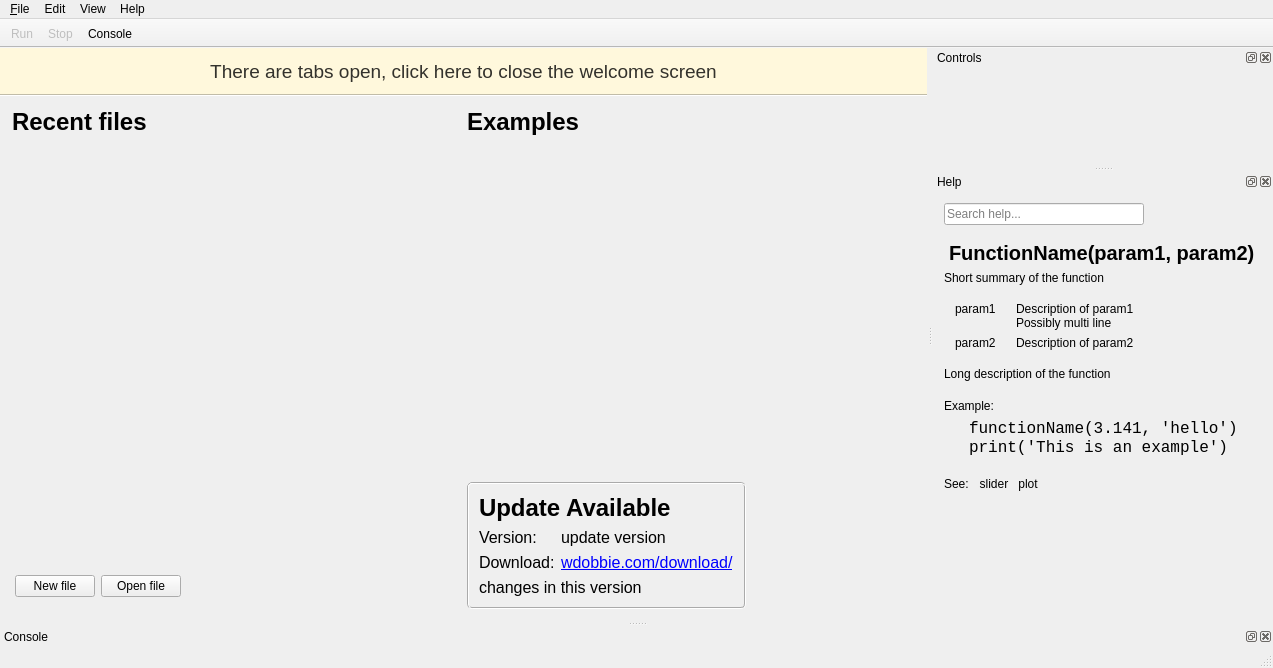
Old version of the form nexpoide/mainwindow.ui in the repository wdobbie/Nexpo.
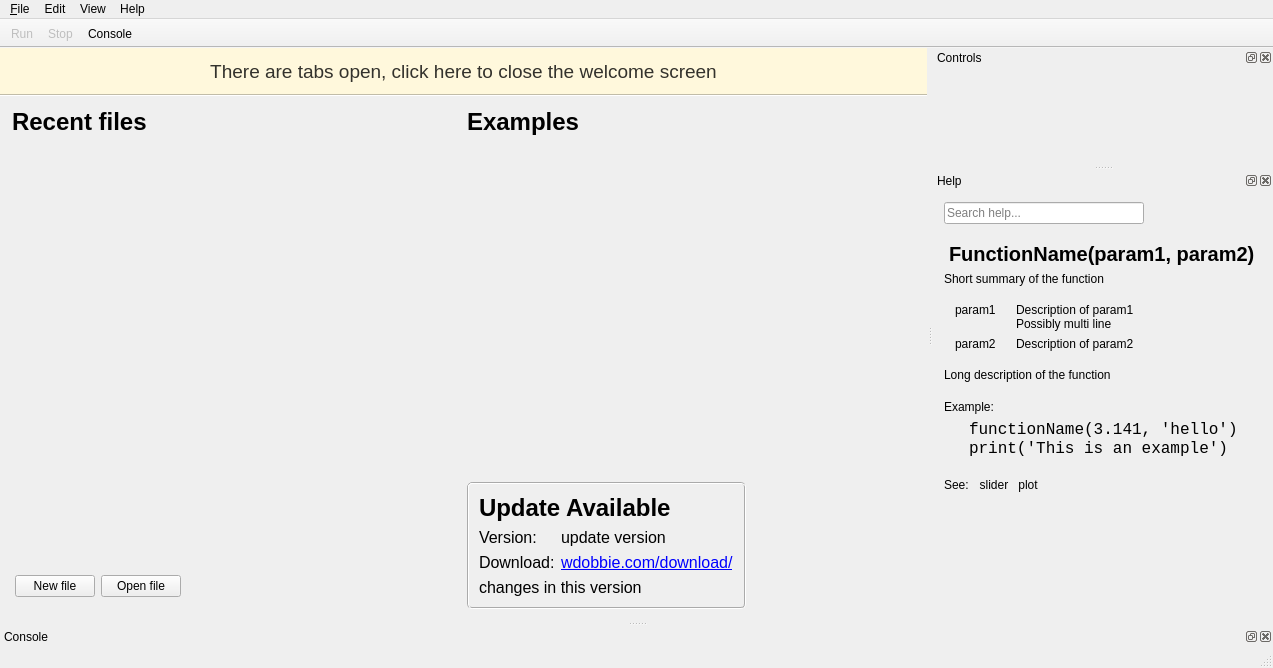
New version of the form. Icons and pictures are not drawn. Custom widgets are drawn as their Qt base class.

```diff
--- a/nexpoide/mainwindow.ui
+++ b/nexpoide/mainwindow.ui
@@ -887,8 +887,8 @@
       <rect>
        <x>0</x>
        <y>0</y>
-       <width>579</width>
-       <height>100</height>
+       <width>272</width>
+       <height>96</height>
       </rect>
      </property>
      <property name="styleSheet">
@@ -933,8 +933,8 @@
       <rect>
        <x>0</x>
        <y>0</y>
-       <width>579</width>
-       <height>337</height>
+       <width>281</width>
+       <height>341</height>
       </rect>
      </property>
      <property name="sizePolicy">
@@ -995,6 +995,12 @@
       </item>
       <item>
        <widget class="QLabel" name="helpTitle">
+        <property name="sizePolicy">
+         <sizepolicy hsizetype="Preferred" vsizetype="Fixed">
+          <horstretch>0</horstretch>
+          <verstretch>0</verstretch>
+         </sizepolicy>
+        </property>
         <property name="font">
          <font>
           <pointsize>15</pointsize>
@@ -1003,11 +1009,14 @@
          </font>
         </property>
         <property name="styleSheet">
-         <string notr="true">margin-top: 10px;</string>
+         <string notr="true">margin-top: 12px;</string>
         </property>
         <property name="text">
          <string>FunctionName(param1, param2)</string>
         </property>
+        <property name="alignment">
+         <set>Qt::AlignLeading|Qt::AlignLeft|Qt::AlignVCenter</set>
+        </property>
         <property name="wordWrap">
          <bool>false</bool>
         </property>
```
Left out of the diff: 22 changed lines with no effect on the pictures.
